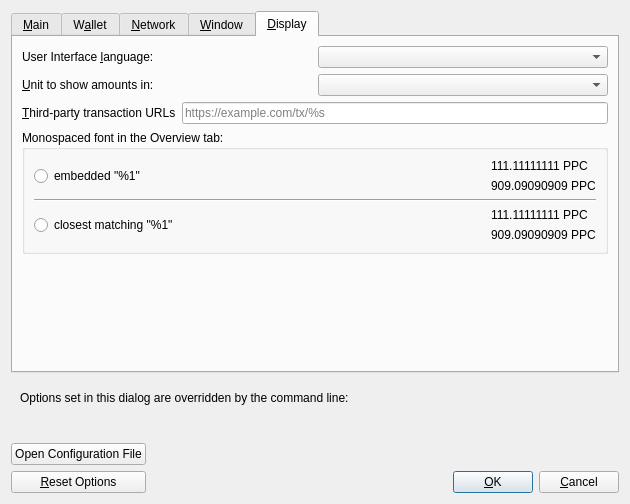
First picture: the form in src/qt/forms/optionsdialog.ui, repository peercoin/peercoin, before the edit.
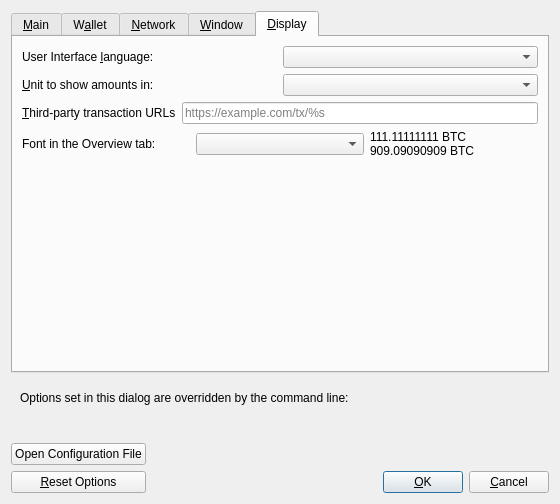
Second picture: the form after the edit. The open tabs and pages were chosen to show the change. Custom widgets are drawn as their Qt base class.

Patch:
```diff
--- a/src/qt/forms/optionsdialog.ui
+++ b/src/qt/forms/optionsdialog.ui
@@ -6,7 +6,7 @@
    <rect>
     <x>0</x>
     <y>0</y>
-    <width>630</width>
+    <width>560</width>
     <height>440</height>
    </rect>
   </property>
@@ -788,104 +788,29 @@
         </layout>
        </item>
        <item>
-        <widget class="QGroupBox" name="font_groupBox">
-         <property name="title">
-          <string>Monospaced font in the Overview tab:</string>
-         </property>
-         <layout class="QVBoxLayout" name="font_verticalLayout">
-          <item>
-           <layout class="QHBoxLayout" name="embeddedFont_horizontalLayout">
-            <item>
-             <widget class="QRadioButton" name="embeddedFont_radioButton">
-              <property name="text">
-               <string>embedded &quot;%1&quot;</string>
-              </property>
-             </widget>
-            </item>
-            <item>
-             <spacer name="embeddedFont_horizontalSpacer">
-              <property name="orientation">
-               <enum>Qt::Horizontal</enum>
-              </property>
-              <property name="sizeHint" stdset="0">
-               <size>
-                <width>40</width>
-                <height>20</height>
-               </size>
-              </property>
-             </spacer>
-            </item>
-            <item>
-             <layout class="QVBoxLayout" name="embeddedFont_verticalLayout">
-              <item>
-               <widget class="QLabel" name="embeddedFont_label_1">
-                <property name="text">
-                 <string notr="true">111.11111111 PPC</string>
-                </property>
-               </widget>
-              </item>
-              <item>
-               <widget class="QLabel" name="embeddedFont_label_9">
-                <property name="text">
-                 <string notr="true">909.09090909 PPC</string>
-                </property>
-               </widget>
-              </item>
-             </layout>
-            </item>
-           </layout>
-          </item>
-          <item>
-           <widget class="Line" name="font_line">
-            <property name="orientation">
-             <enum>Qt::Horizontal</enum>
-            </property>
-           </widget>
-          </item>
-          <item>
-           <layout class="QHBoxLayout" name="systemFont_horizontalLayout">
-            <item>
-             <widget class="QRadioButton" name="systemFont_radioButton">
-              <property name="text">
-               <string>closest matching &quot;%1&quot;</string>
-              </property>
-             </widget>
-            </item>
-            <item>
-             <spacer name="systemFont_horizontalSpacer">
-              <property name="orientation">
-               <enum>Qt::Horizontal</enum>
-              </property>
-              <property name="sizeHint" stdset="0">
-               <size>
-                <width>40</width>
-                <height>20</height>
-               </size>
-              </property>
-             </spacer>
-            </item>
-            <item>
-             <layout class="QVBoxLayout" name="systemFont_verticalLayout">
-              <item>
-               <widget class="QLabel" name="systemFont_label_1">
-                <property name="text">
-                 <string notr="true">111.11111111 PPC</string>
-                </property>
-               </widget>
-              </item>
-              <item>
-               <widget class="QLabel" name="systemFont_label_9">
-                <property name="text">
-                 <string notr="true">909.09090909 PPC</string>
-                </property>
-               </widget>
-              </item>
-             </layout>
-            </item>
-           </layout>
-          </item>
-         </layout>
-        </widget>
+        <layout class="QHBoxLayout" name="horizontalLayout_4_Display">
+         <item>
+          <widget class="QLabel" name="moneyFontLabel">
+           <property name="text">
+            <string>Font in the Overview tab: </string>
+           </property>
+           <property name="buddy">
+            <cstring>moneyFont</cstring>
+           </property>
+          </widget>
+         </item>
+         <item>
+          <widget class="QComboBox" name="moneyFont"/>
+         </item>
+         <item>
+          <widget class="QLabel" name="moneyFont_preview">
+           <property name="text">
+            <string notr="true">111.11111111 BTC
+909.09090909 BTC</string>
+           </property>
+          </widget>
+         </item>
+        </layout>
        </item>
        <item>
         <spacer name="verticalSpacer_Display">
```
Left out of the diff: 72 changed lines with no effect on the pictures.
